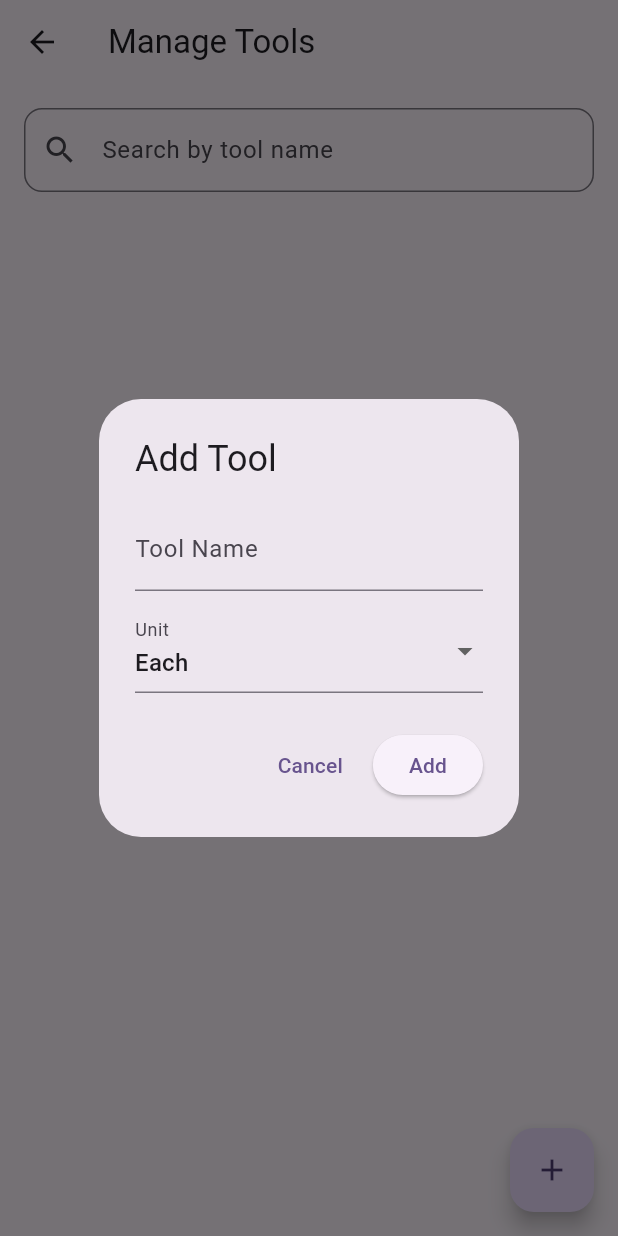
After one commit to KingNarmar/tools_tracking, a Flutter app: the ToolsPage screen opened directly, after a tap on the "add" icon, on a phone screen of 412 x 824 dp. The commit adds this screen. Run offline on Flutter 3.47's test engine with Material 3 defaults, Android fonts, the phone set to English and light mode, and no system bars; our stand-ins replace drift; accounts and stored records are empty; generated files the repository leaves out were written again.

Commit message:
✅ Finalize Tool Form Validation: Prevent duplicate names & normalize input

```diff
--- a/lib/data/app_database.dart
+++ b/lib/data/app_database.dart
@@ -18,6 +18,7 @@ class Workers extends Table {
 // Tools Table
 class Tools extends Table {
   IntColumn get id => integer().autoIncrement()();
+  TextColumn get toolId => text().withLength(min: 1, max: 100)();
   TextColumn get name => text().withLength(min: 1, max: 100)();
   TextColumn get unit => text().withLength(min: 1, max: 100)();
 }
@@ -84,6 +85,57 @@ class AppDatabase extends _$AppDatabase {
   Future<void> deleteWorker(int id) async {
     await (delete(workers)..where((w) => w.id.equals(id))).go();
   }
+
+  Future<void> insertTool(ToolsCompanion tool) async {
+    await into(tools).insert(tool);
+  }
+
+  Future<bool> updateTool(Tool tool) async {
+    final cleanName = tool.name.trim().toLowerCase().replaceAll(
+      RegExp(r'\s+'),
+      ' ',
+    );
+
+    // تحقق من عدم وجود أداة أخرى بنفس الاسم
+    final duplicate =
+        await (select(tools)..where(
+              (t) => t.name.equals(cleanName) & t.id.isNotValue(tool.id),
+            ))
+            .getSingleOrNull();
+
+    if (duplicate != null) {
+      return false; // أداة بنفس الاسم موجودة
+    }
+
+    // تعديل الأداة بعد تنظيف الاسم
+    final updatedTool = tool.copyWith(name: cleanName);
+    return update(tools).replace(updatedTool);
+  }
+
+  Future<Tool?> getToolById(int id) {
+    return (select(tools)..where((t) => t.id.equals(id))).getSingleOrNull();
+  }
+
+  Future<Tool?> getToolByName(String name) {
+    final clean = name.trim().toLowerCase().replaceAll(RegExp(r'\s+'), ' ');
+    return (select(
+      tools,
+    )..where((t) => t.name.equals(clean))).getSingleOrNull();
+  }
+
+  Future<String> generateNextToolId() async {
+    final allTools = await select(tools).get();
+    final existingIds = allTools.map((t) => t.toolId).toList();
+
+    final numbers = existingIds
+        .map((id) => int.tryParse(id.replaceAll(RegExp(r'[^\d]'), '')) ?? 0)
+        .toList();
+
+    final nextNumber = (numbers.isEmpty
+        ? 1
+        : (numbers.reduce((a, b) => a > b ? a : b) + 1));
+    return 'TOOL-${nextNumber.toString().padLeft(3, '0')}';
+  }
 }
 
 LazyDatabase _openConnection() {
--- /dev/null
+++ b/lib/pages/tools_page.dart
@@ -0,0 +1,106 @@
+import 'package:flutter/material.dart';
+import 'package:provider/provider.dart';
+import 'package:tools_tracking/data/app_database.dart';
+import 'package:tools_tracking/data/database_provider.dart';
+import 'package:tools_tracking/widgets/tool_search_bar.dart';
+import 'package:tools_tracking/widgets/tools_table.dart';
+import 'package:tools_tracking/widgets/add_edit_tool_form.dart';
+
+class ToolsPage extends StatefulWidget {
+  const ToolsPage({super.key});
+
+  @override
+  State<ToolsPage> createState() => _ToolsPageState();
+}
+
+class _ToolsPageState extends State<ToolsPage> {
+  final TextEditingController _searchController = TextEditingController();
+  List<Tool> _tools = [];
+
+  @override
+  void initState() {
+    super.initState();
+    _loadTools();
+    _searchController.addListener(_loadTools);
+  }
+
+  Future<void> _loadTools() async {
+    final db = Provider.of<DatabaseProvider>(context, listen: false).database;
+    final allTools = await db.select(db.tools).get();
+    final query = _searchController.text.toLowerCase().trim();
+
+    final filtered = allTools.where((tool) {
+      return tool.name.toLowerCase().contains(query);
+    }).toList();
+
+    setState(() {
+      _tools = filtered;
+    });
+  }
+
+  Future<void> _deleteTool(int id) async {
+    final confirmed = await showDialog<bool>(
+      context: context,
+      builder: (context) => AlertDialog(
+        title: const Text('Confirm Deletion'),
+        content: const Text('Are you sure you want to delete this tool?'),
+        actions: [
+          TextButton(
+            onPressed: () => Navigator.of(context).pop(false),
+            child: const Text('Cancel'),
+          ),
+          ElevatedButton(
+            onPressed: () => Navigator.of(context).pop(true),
+            style: ElevatedButton.styleFrom(backgroundColor: Colors.red),
+            child: const Text('Delete'),
+          ),
+        ],
+      ),
+    );
+
+    if (!mounted || confirmed != true) return;
+
+    final db = Provider.of<DatabaseProvider>(context, listen: false).database;
+    await (db.delete(db.tools)..where((t) => t.id.equals(id))).go();
+    await _loadTools();
+  }
+
+  void _openAddEditForm({Tool? tool}) {
+    showDialog(
+      context: context,
+      builder: (_) => AddEditToolForm(
+        existingTool: tool,
+        onSaved: () async => await _loadTools(),
+      ),
+    );
+  }
+
+  @override
+  Widget build(BuildContext context) {
+    return Scaffold(
+      appBar: AppBar(title: const Text("Manage Tools")),
+      body: Padding(
+        padding: const EdgeInsets.all(16),
+        child: Column(
+          children: [
+            ToolSearchBar(controller: _searchController),
+            const SizedBox(height: 16),
+            Expanded(
+              child: ToolsTable(
+                tools: _tools,
+                onEdit: (tool) => _openAddEditForm(tool: tool),
+                onDelete: _deleteTool,
+              ),
+            ),
+          ],
+        ),
+      ),
+      floatingActionButton: FloatingActionButton(
+        onPressed: () {
+          _openAddEditForm();
+        },
+        child: const Icon(Icons.add),
+      ),
+    );
+  }
+}
--- /dev/null
+++ b/lib/widgets/add_edit_tool_form.dart
@@ -0,0 +1,137 @@
+import 'package:drift/drift.dart' hide Column;
+import 'package:flutter/material.dart';
+import 'package:provider/provider.dart';
+import 'package:tools_tracking/data/app_database.dart';
+import 'package:tools_tracking/data/app_database.dart' as db;
+import 'package:tools_tracking/data/database_provider.dart';
+import 'package:tools_tracking/data/app_database.dart';
+import '../data/app_database.dart';
+
+class AddEditToolForm extends StatefulWidget {
+  final Tool? existingTool;
+  final VoidCallback onSaved;
+
+  const AddEditToolForm({super.key, this.existingTool, required this.onSaved});
+
+  @override
+  State<AddEditToolForm> createState() => _AddEditToolFormState();
+}
+
+class _AddEditToolFormState extends State<AddEditToolForm> {
+  final _formKey = GlobalKey<FormState>();
+  final _nameController = TextEditingController();
+  String _selectedUnit = 'Each';
+
+  final List<String> _units = ['Each', 'KG', 'MTR'];
+
+  @override
+  void initState() {
+    super.initState();
+    if (widget.existingTool != null) {
+      _nameController.text = widget.existingTool!.name;
+      _selectedUnit = widget.existingTool!.unit;
+    }
+  }
+
+  Future<void> _saveTool() async {
+    if (!_formKey.currentState!.validate()) return;
+
+    final db = Provider.of<DatabaseProvider>(context, listen: false).database;
+
+    // تنظيف الاسم: إزالة الفراغات الزائدة وتحويله لحروف صغيرة
+    final cleanName = _nameController.text.trim().toLowerCase().replaceAll(
+      RegExp(r'\s+'),
+      ' ',
+    );
+
+    if (widget.existingTool != null) {
+      // في حالة التعديل: تأكد إن الاسم الجديد مش مكرر عند أداة تانية
+      final existing = await db.getToolByName(cleanName);
+      if (existing != null && existing.id != widget.existingTool!.id) {
+        ScaffoldMessenger.of(context).showSnackBar(
+          const SnackBar(
+            content: Text('Another tool with this name already exists'),
+          ),
+        );
+        return;
+      }
+
+      // لو مفيش تكرار، يتم التحديث
+      await db.updateTool(
+        Tool(
+          id: widget.existingTool!.id,
+          toolId: widget.existingTool!.toolId,
+          name: cleanName,
+          unit: _selectedUnit,
+        ),
+      );
+    } else {
+      // في حالة الإضافة: تأكد إن الاسم مش موجود خالص
+      final existing = await db.getToolByName(cleanName);
+      if (existing != null) {
+        ScaffoldMessenger.of(context).showSnackBar(
+          const SnackBar(content: Text('This tool already exists')),
+        );
+        return;
+      }
+
+      final newId = await db.generateNextToolId();
+      await db.insertTool(
+        ToolsCompanion(
+          toolId: Value(newId),
+          name: Value(cleanName),
+          unit: Value(_selectedUnit),
+        ),
+      );
+    }
+
+    if (mounted) {
+      Navigator.of(context).pop();
+      widget.onSaved();
+    }
+  }
+
+  @override
+  Widget build(BuildContext context) {
+    final isEditing = widget.existingTool != null;
+
+    return AlertDialog(
+      title: Text(isEditing ? 'Edit Tool' : 'Add Tool'),
+      content: Form(
+        key: _formKey,
+        child: Column(
+          mainAxisSize: MainAxisSize.min,
+          children: [
+            TextFormField(
+              controller: _nameController,
+              decoration: const InputDecoration(labelText: 'Tool Name'),
+              validator: (value) =>
+                  value == null || value.trim().isEmpty ? 'Required' : null,
+            ),
+            const SizedBox(height: 12),
+            DropdownButtonFormField<String>(
+              value: _selectedUnit,
+              items: _units
+                  .map(
+                    (unit) => DropdownMenuItem(value: unit, child: Text(unit)),
+                  )
+                  .toList(),
+              onChanged: (val) => setState(() => _selectedUnit = val!),
+              decoration: const InputDecoration(labelText: 'Unit'),
+            ),
+          ],
+        ),
+      ),
+      actions: [
+        TextButton(
+          onPressed: () => Navigator.of(context).pop(),
+          child: const Text('Cancel'),
+        ),
+        ElevatedButton(
+          onPressed: _saveTool,
+          child: Text(isEditing ? 'Update' : 'Add'),
+        ),
+      ],
+    );
+  }
+}
--- /dev/null
+++ b/lib/widgets/tool_search_bar.dart
@@ -0,0 +1,21 @@
+//lib\widgets\tool_search_bar.dart
+
+import 'package:flutter/material.dart';
+
+class ToolSearchBar extends StatelessWidget {
+  final TextEditingController controller;
+
+  const ToolSearchBar({super.key, required this.controller});
+
+  @override
+  Widget build(BuildContext context) {
+    return TextField(
+      controller: controller,
+      decoration: InputDecoration(
+        labelText: 'Search by tool name',
+        prefixIcon: const Icon(Icons.search),
+        border: OutlineInputBorder(borderRadius: BorderRadius.circular(12)),
+      ),
+    );
+  }
+}
--- /dev/null
+++ b/lib/widgets/tools_table.dart
@@ -0,0 +1,49 @@
+import 'package:flutter/material.dart';
+import 'package:tools_tracking/data/app_database.dart';
+
+class ToolsTable extends StatelessWidget {
+  final List<Tool> tools;
+  final void Function(Tool tool) onEdit;
+  final void Function(int id) onDelete;
+
+  const ToolsTable({
+    super.key,
+    required this.tools,
+    required this.onEdit,
+    required this.onDelete,
+  });
+
+  @override
+  Widget build(BuildContext context) {
+    return tools.isEmpty
+        ? const Center(child: Text('No tools found'))
+        : ListView.separated(
+            itemCount: tools.length,
+            separatorBuilder: (_, __) => const Divider(),
+            itemBuilder: (context, index) {
+              final tool = tools[index];
+              return ListTile(
+                leading: Text(
+                  tool.toolId,
+                  style: const TextStyle(fontWeight: FontWeight.bold),
+                ),
+                title: Text(tool.name),
+                subtitle: Text('Unit: ${tool.unit}'),
+                trailing: Wrap(
+                  spacing: 8,
+                  children: [
+                    IconButton(
+                      icon: const Icon(Icons.edit, color: Colors.blue),
+                      onPressed: () => onEdit(tool),
+                    ),
+                    IconButton(
+                      icon: const Icon(Icons.delete, color: Colors.red),
+                      onPressed: () => onDelete(tool.id),
+                    ),
+                  ],
+                ),
+              );
+            },
+          );
+  }
+}
```
Also changed, not shown: lib/main.dart (+6 -1 lines), lib/data/app_database.g.dart.
